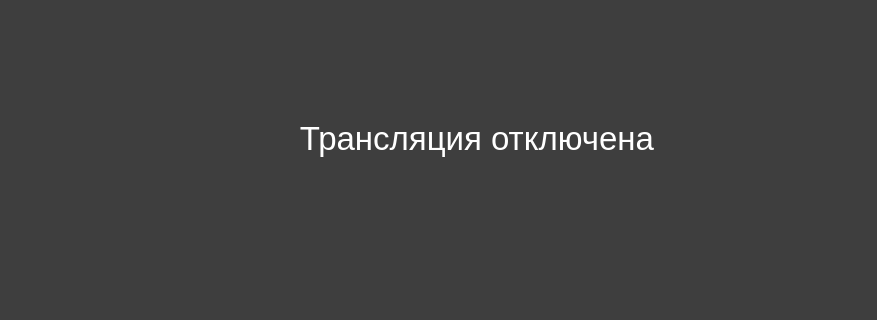
Above: src/MainWindow/MainWindow.ui from PolarStarWalker/PolarUV-client before the change; both pictures show x 248 to 1125 and y 221 to 541 of the 1400 by 790 pixel window. Below: the same form after it.
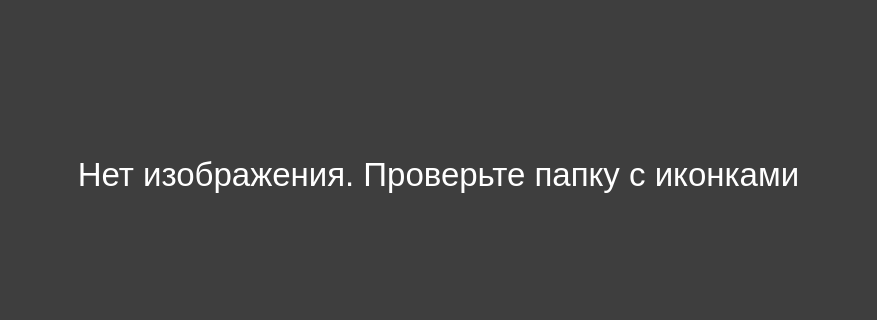
That is the form after the change. The open tabs and pages were chosen to show the change. Icons and pictures are not drawn.

Commit message: Исправление кнопки трансляции

Diff of the .ui file:
```diff
--- a/src/MainWindow/MainWindow.ui
+++ b/src/MainWindow/MainWindow.ui
@@ -802,8 +802,8 @@
        <rect>
         <x>0</x>
         <y>0</y>
-        <width>1396</width>
-        <height>714</height>
+        <width>1319</width>
+        <height>786</height>
        </rect>
       </property>
       <property name="font">
@@ -819,7 +819,7 @@
        <bool>false</bool>
       </property>
       <property name="text">
-       <string>Трансляция отключена</string>
+       <string>Нет изображения. Проверьте папку с иконками</string>
       </property>
       <property name="scaledContents">
        <bool>true</bool>
```
Left out of the diff: 2 changed lines with no effect on the pictures. The commit also changes 1 other file.
